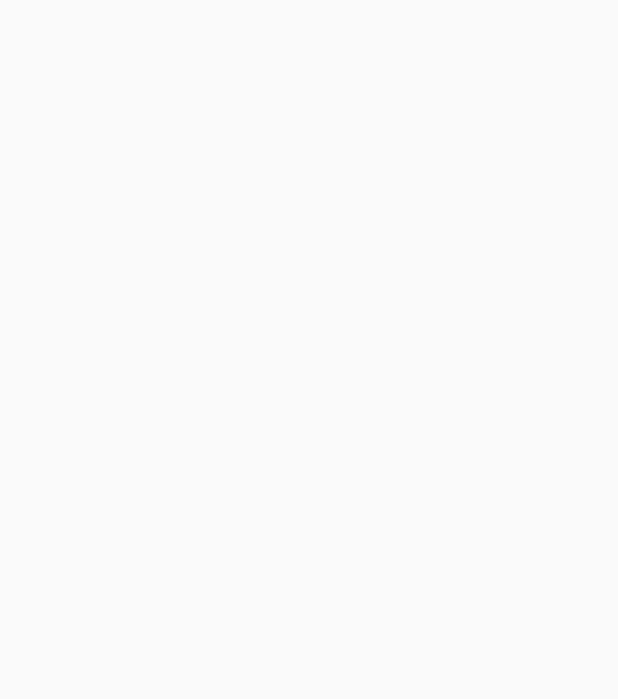
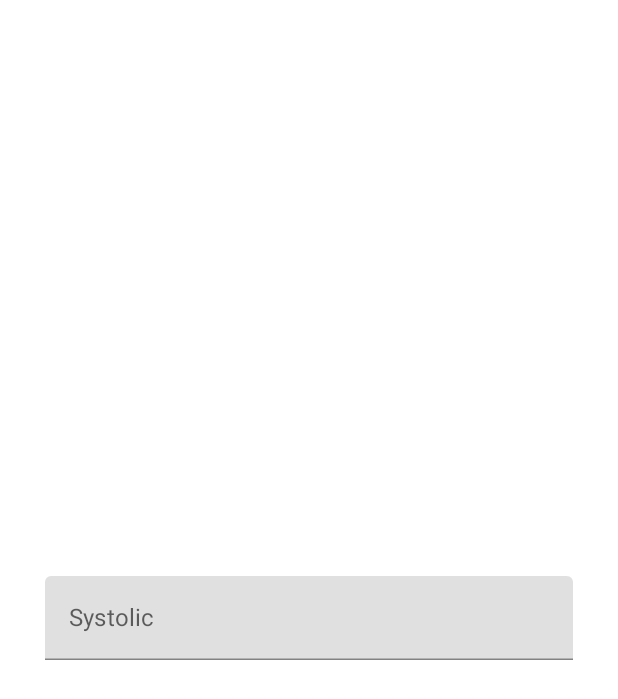
Before and after one commit to Dudix93/kotlin-blood-pressure-log, an Android app built with Jetpack Compose: the screen it shows after launch (MainActivity), on a phone screen of 412 x 824 dp. Before the commit the part shown is empty. Shown: the top 699 px of the screen. Run offline under Robolectric (Android 15) with nearby library versions, the phone set to English and light mode, and no system bars.

Commit message:
Sample TextField

```diff
--- a/app/src/main/java/com/mdodot/kotlin_blood_pressure_log/MainActivity.kt
+++ b/app/src/main/java/com/mdodot/kotlin_blood_pressure_log/MainActivity.kt
@@ -18,7 +18,34 @@ class MainActivity : ComponentActivity() {
     override fun onCreate(savedInstanceState: Bundle?) {
         super.onCreate(savedInstanceState)
         setContent {
-            println("Hello World")
+            val scaffoldState = rememberScaffoldState()
+            var textFieldState by remember {
+                mutableStateOf("")
+            }
+            Scaffold(
+                modifier = Modifier.fillMaxSize(),
+                scaffoldState = scaffoldState
+            ) {
+                Column(
+                    horizontalAlignment = Alignment.CenterHorizontally,
+                    verticalArrangement = Arrangement.Center,
+                    modifier = Modifier
+                        .fillMaxSize()
+                        .padding(horizontal = 30.dp)
+                ) {
+                    TextField(
+                        value = textFieldState,
+                        label = {
+                            Text("Systolic")
+                        },
+                        singleLine = true,
+                        onValueChange = {
+                            textFieldState = it
+                        },
+                        modifier = Modifier.fillMaxWidth()
+                    )
+                }
+            }
         }
     }
 }
```
